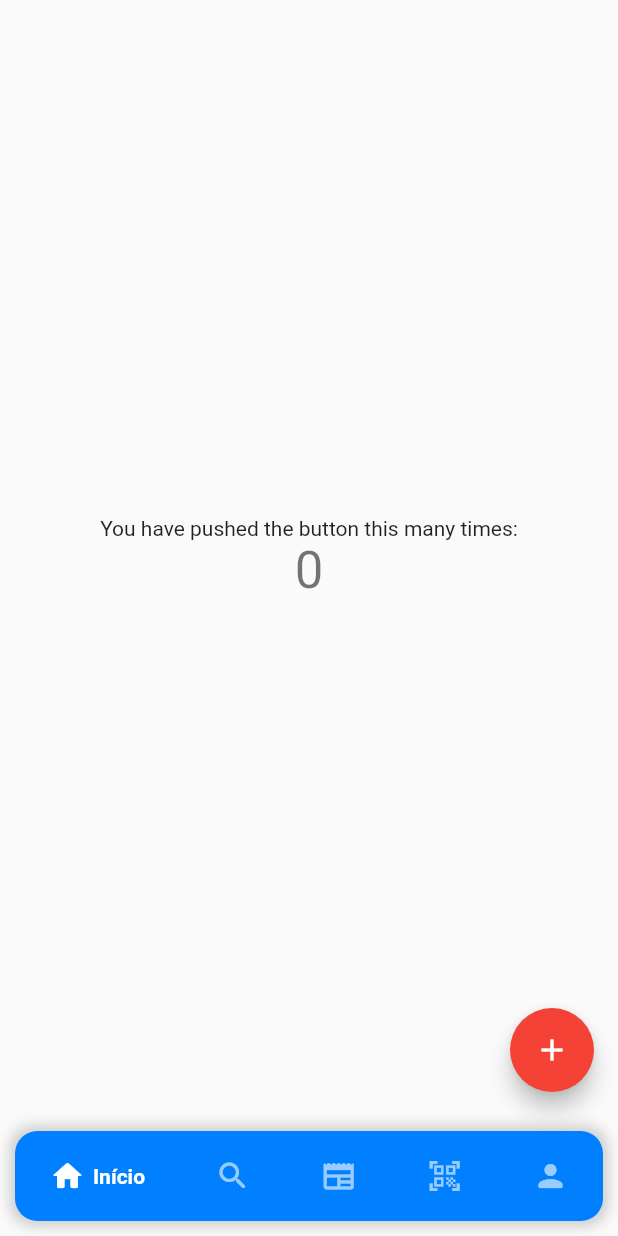
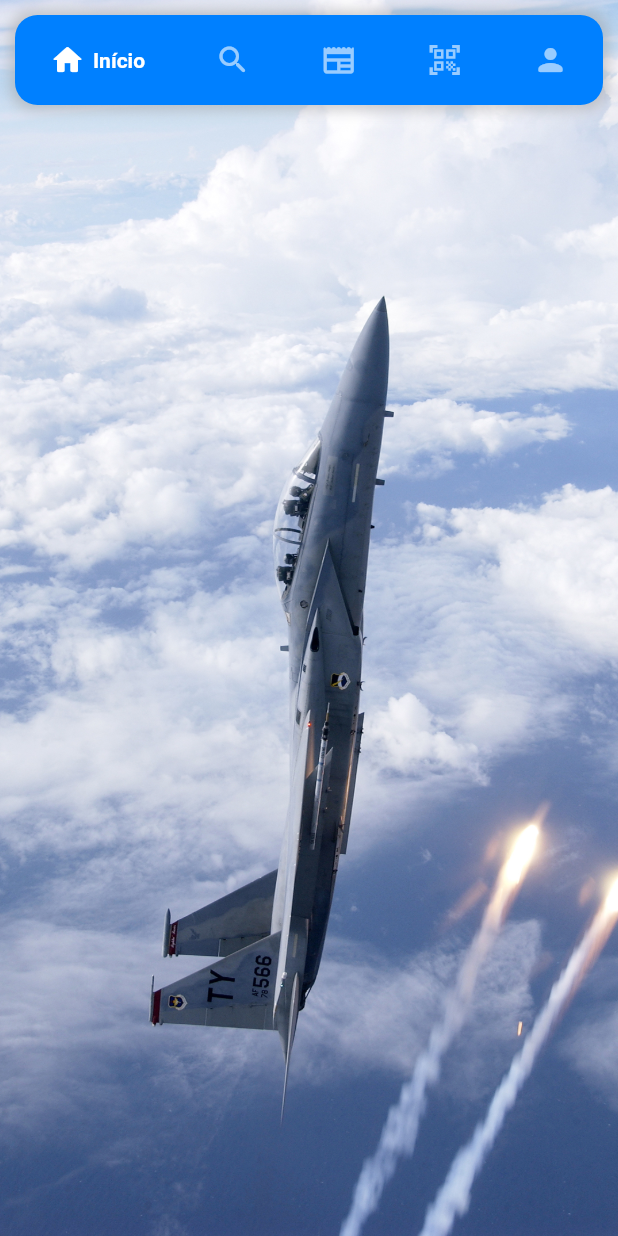
Before and after one commit to BrunoDavidES/Frontend_UniVerse, a Flutter app: the screen it shows after launch, on a phone screen of 412 x 824 dp. Run offline on Flutter 3.47's test engine with Material 2 defaults, Android fonts, the phone set to English and light mode, and no system bars; drawn by our look-alikes of google_nav_bar.

Commit message:
refactored for web and mobile

```diff
--- /dev/null
+++ b/project/lib/bars/app_bar.dart
@@ -0,0 +1,58 @@
+
+import 'package:flutter/material.dart';
+import 'package:google_nav_bar/google_nav_bar.dart';
+
+class CustomAppBar extends StatelessWidget {
+
+  @override
+  Widget build(BuildContext context) {
+    return Container(
+      margin: EdgeInsets.all(10),
+      //height: 60,
+      decoration: BoxDecoration(
+          color: Color.fromRGBO(0, 128, 255, 1),
+          borderRadius: BorderRadius.circular(15),
+          boxShadow: [ BoxShadow(
+            color: Colors.grey.withOpacity(0.5),
+            spreadRadius: 3,
+            blurRadius: 7,
+            offset: Offset(0,0),
+          ),
+          ]
+      ),
+      child: Padding(
+        padding: const EdgeInsets.symmetric(horizontal: 15.0, vertical: 10.0),
+        child: GNav(
+          backgroundColor: Color.fromRGBO(0, 128, 255, 1),
+          color: Colors.white60,
+          activeColor: Colors.white,
+          gap:5,
+          padding: EdgeInsets.all(8),
+          tabs: const [
+            GButton(
+              icon: Icons.home_rounded,
+              text: 'Início',
+            ),
+            GButton(
+              icon: Icons.search_rounded,
+              text: 'Encontrar',
+            ),
+            GButton(
+              icon: Icons.newspaper_rounded,
+              text: 'Feed',
+            ),
+            GButton(
+              icon: Icons.qr_code_scanner,
+              text: 'Scan',
+            ),
+            GButton(
+              icon: Icons.person_rounded,
+              text: 'Área Pessoal',
+            ),
+          ],
+        ),
+      ),
+    );
+  }
+
+}
--- a/project/lib/main.dart
+++ b/project/lib/main.dart
@@ -1,5 +1,7 @@
 import 'package:flutter/material.dart';
-import 'package:google_nav_bar/google_nav_bar.dart';
+import 'package:flutter/foundation.dart' show kIsWeb;
+import 'main_screen/homepage_app.dart';
+import 'main_screen/homepage_web.dart';
 
 void main() {
   runApp(const MyApp());
@@ -11,148 +13,23 @@ class MyApp extends StatelessWidget {
   // This widget is the root of your application.
   @override
   Widget build(BuildContext context) {
+    if(kIsWeb) {
       return MaterialApp(
         title: 'UniVerse ּ  FCT NOVA',
         theme: ThemeData(
-        // This is the theme of your application.
-        //
-        // Try running your application with "flutter run". You'll see the
-        // application has a blue toolbar. Then, without quitting the app, try
-        // changing the primarySwatch below to Colors.green and then invoke
-        // "hot reload" (press "r" in the console where you ran "flutter run",
-        // or simply save your changes to "hot reload" in a Flutter IDE).
-        // Notice that the counter didn't reset back to zero; the application
-        // is not restarted.
           primarySwatch: Colors.red,
         ),
-      home: const MyHomePage(title: 'UniVerse'),
+        home: const WebHomePage(title: 'UniVerse'),
+      );
+    } else {
+      return MaterialApp(
+        title: 'UniVerse ּ  FCT NOVA',
+        theme: ThemeData(
+          primarySwatch: Colors.red,
+        ),
+        home: const AppHomePage(title: 'UniVerse'),
       );
     }
-}
 
-class MyHomePage extends StatefulWidget {
-  const MyHomePage({super.key, required this.title});
-
-  // This widget is the home page of your application. It is stateful, meaning
-  // that it has a State object (defined below) that contains fields that affect
-  // how it looks.
-
-  // This class is the configuration for the state. It holds the values (in this
-  // case the title) provided by the parent (in this case the App widget) and
-  // used by the build method of the State. Fields in a Widget subclass are
-  // always marked "final".
-
-  final String title;
-
-  @override
-  State<MyHomePage> createState() => _MyHomePageState();
-}
-
-class _MyHomePageState extends State<MyHomePage> {
-  int _counter = 0;
-
-  void _incrementCounter() {
-    setState(() {
-      // This call to setState tells the Flutter framework that something has
-      // changed in this State, which causes it to rerun the build method below
-      // so that the display can reflect the updated values. If we changed
-      // _counter without calling setState(), then the build method would not be
-      // called again, and so nothing would appear to happen.
-      _counter++;
-    });
-  }
-
-  @override
-  Widget build(BuildContext context) {
-    // This method is rerun every time setState is called, for instance as done
-    // by the _incrementCounter method above.
-    //
-    // The Flutter framework has been optimized to make rerunning build methods
-    // fast, so that you can just rebuild anything that needs updating rather
-    // than having to individually change instances of widgets.
-    return Scaffold(
-      bottomNavigationBar: Container(
-        margin: EdgeInsets.all(10),
-        //height: 60,
-        decoration: BoxDecoration(
-          color: Color.fromRGBO(0, 128, 255, 1),
-          borderRadius: BorderRadius.circular(15),
-          boxShadow: [ BoxShadow(
-            color: Colors.grey.withOpacity(0.5),
-            spreadRadius: 3,
-            blurRadius: 7,
-            offset: Offset(0,0),
-          ),
-          ]
-        ),
-        child: Padding(
-          padding: const EdgeInsets.symmetric(horizontal: 15.0, vertical: 10.0),
-          child: GNav(
-            backgroundColor: Color.fromRGBO(0, 128, 255, 1),
-            color: Colors.white60,
-            activeColor: Colors.white,
-            gap:5,
-            padding: EdgeInsets.all(8),
-            tabs: const [
-              GButton(
-                icon: Icons.home_rounded,
-                text: 'Início',
-              ),
-              GButton(
-                icon: Icons.search_rounded,
-                text: 'Encontrar',
-              ),
-              GButton(
-                icon: Icons.newspaper_rounded,
-                text: 'Feed',
-              ),
-              GButton(
-                icon: Icons.qr_code_scanner,
-                text: 'Scan',
-              ),
-              GButton(
-                icon: Icons.person_rounded,
-                text: 'Área Pessoal',
-              ),
-            ],
-          ),
-        ),
-      ),
-      body: Center(
-        // Center is a layout widget. It takes a single child and positions it
-        // in the middle of the parent.
-        child: Column(
-          // Column is also a layout widget. It takes a list of children and
-          // arranges them vertically. By default, it sizes itself to fit its
-          // children horizontally, and tries to be as tall as its parent.
-          //
-          // Invoke "debug painting" (press "p" in the console, choose the
-          // "Toggle Debug Paint" action from the Flutter Inspector in Android
-          // Studio, or the "Toggle Debug Paint" command in Visual Studio Code)
-          // to see the wireframe for each widget.
-          //
-          // Column has various properties to control how it sizes itself and
-          // how it positions its children. Here we use mainAxisAlignment to
-          // center the children vertically; the main axis here is the vertical
-          // axis because Columns are vertical (the cross axis would be
-          // horizontal).
-          mainAxisAlignment: MainAxisAlignment.center,
-          children: <Widget>[
-            const Text(
-              'You have pushed the button this many times:',
-            ),
-            Text(
-              '$_counter',
-              style: Theme.of(context).textTheme.headlineMedium,
-            ),
-          ],
-        ),
-      ),
-      floatingActionButton: FloatingActionButton(
-        onPressed: _incrementCounter,
-        tooltip: 'Increment',
-        child: const Icon(Icons.add),
-      ), // This trailing comma makes auto-formatting nicer for build methods.
-    );
     }
   }
--- /dev/null
+++ b/project/lib/main_screen/homepage_app.dart
@@ -0,0 +1,32 @@
+import 'package:UniVerse/bars/app_bar.dart';
+import 'package:flutter/material.dart';
+
+class AppHomePage extends StatefulWidget {
+  const AppHomePage({super.key, required this.title});
+  final String title;
+
+  @override
+  State<AppHomePage> createState() => _MyHomePageState();
+}
+
+class _MyHomePageState extends State<AppHomePage> {
+
+  @override
+  Widget build(BuildContext context) {
+   return Scaffold(
+     body: Container(
+          decoration: BoxDecoration(
+            image: DecorationImage(
+              image: AssetImage("assets/app/welcome_app.jpg"),
+              fit: BoxFit.cover,
+            ),
+          ),
+       child: Column(
+         children: <Widget>[
+           CustomAppBar(),
+         ],
+       ),
+        ),
+   );
+  }
+}
--- a/project/pubspec.yaml
+++ b/project/pubspec.yaml
@@ -74,6 +74,7 @@ flutter:
   assets:
     - assets/app/logo_full_background.png
     - assets/web/icon.ico
+    - assets/app/welcome_app.jpg
 
   # The following line ensures that the Material Icons font is
   # included with your application, so that you can use the icons in
```
Also changed, not shown: project/lib/main_screen/homepage_web.dart (added, +129 -0 lines), project/assets/app/welcome_app.jpg (added). Lines whose indentation alone changed are shown as unchanged.
